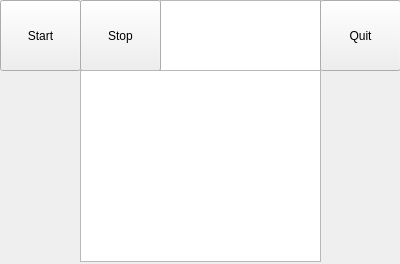
This is parsercore.ui in pgulyaev88/elpos.parser as Qt 5 draws it before an edit. The edited form follows.
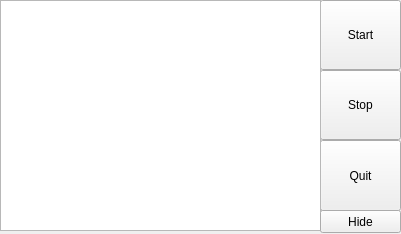
This is the edited form.

The edit to the form file:
```diff
--- a/parsercore.ui
+++ b/parsercore.ui
@@ -6,8 +6,8 @@
    <rect>
     <x>0</x>
     <y>0</y>
-    <width>400</width>
-    <height>264</height>
+    <width>401</width>
+    <height>234</height>
    </rect>
   </property>
   <property name="windowTitle">
@@ -16,34 +16,21 @@
   <widget class="QPushButton" name="startButton">
    <property name="geometry">
     <rect>
-     <x>0</x>
+     <x>320</x>
      <y>0</y>
      <width>81</width>
-     <height>71</height>
+     <height>70</height>
     </rect>
    </property>
    <property name="text">
     <string>Start</string>
    </property>
   </widget>
-  <widget class="QTextEdit" name="parserTextEdit">
-   <property name="geometry">
-    <rect>
-     <x>160</x>
-     <y>0</y>
-     <width>161</width>
-     <height>71</height>
-    </rect>
-   </property>
-   <property name="readOnly">
-    <bool>false</bool>
-   </property>
-  </widget>
   <widget class="QPushButton" name="quitButton">
    <property name="geometry">
     <rect>
      <x>320</x>
-     <y>0</y>
+     <y>140</y>
      <width>81</width>
      <height>71</height>
     </rect>
@@ -55,24 +42,42 @@
   <widget class="QPushButton" name="stopButton">
    <property name="geometry">
     <rect>
-     <x>80</x>
-     <y>0</y>
-     <width>81</width>
-     <height>71</height>
-    </rect>
-   </property>
-   <property name="text">
-    <string>Stop</string>
-   </property>
-  </widget>
-  <widget class="QListView" name="listView">
-   <property name="geometry">
-    <rect>
-     <x>80</x>
+     <x>320</x>
      <y>70</y>
-     <width>241</width>
-     <height>192</height>
+     <width>81</width>
+     <height>70</height>
     </rect>
+   </property>
+   <property name="text">
+    <string>Stop</string>
+   </property>
+  </widget>
+  <widget class="QTableView" name="parserView">
+   <property name="geometry">
+    <rect>
+     <x>0</x>
+     <y>0</y>
+     <width>321</width>
+     <height>231</height>
+    </rect>
+   </property>
+   <property name="font">
+    <font>
+     <pointsize>8</pointsize>
+    </font>
+   </property>
+  </widget>
+  <widget class="QPushButton" name="hideButton">
+   <property name="geometry">
+    <rect>
+     <x>320</x>
+     <y>210</y>
+     <width>81</width>
+     <height>23</height>
+    </rect>
+   </property>
+   <property name="text">
+    <string>Hide</string>
    </property>
   </widget>
  </widget>
```
